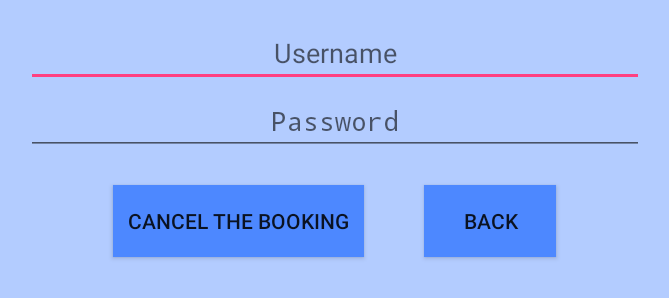
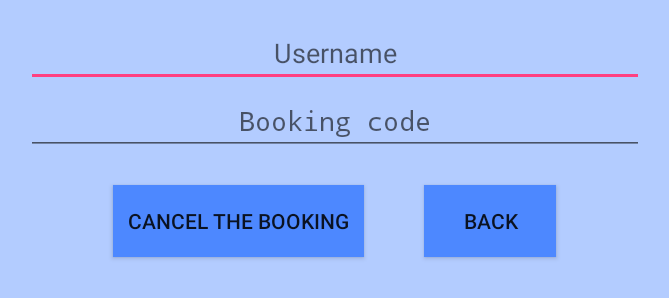
Before and after one commit to katemoksina/Table, an Android app: the CancelActivity screen opened directly, with no data from a screen before it, after a tap on "CANCEL THE BOOKING", on a phone screen of 824 x 412 dp (held sideways). Shown: the part 143-441 px from the top of the screen, without its empty margins (283-952 px from the left). Run offline under Robolectric (Android 15) with nearby library versions, the phone set to English and light mode, and no system bars; 1 statement that could not run was skipped.

Commit message:
minor bug fixes: red colour, booking code instead of password, optimised IP address changing

```diff
--- a/app/src/main/java/com/example/kate/table/BookingActivity.java
+++ b/app/src/main/java/com/example/kate/table/BookingActivity.java
@@ -70,7 +70,7 @@ public class BookingActivity extends Activity{
     }
 
     public void submitRecord(View view){
-        new PostDataTask().execute("http://10.173.19.96:3000/api/booking");
+        new PostDataTask().execute("http://"+TableActivity.currentIP+":3000/api/booking");
     }
 
     public void neverMind(View view){
--- a/app/src/main/java/com/example/kate/table/CancelActivity.java
+++ b/app/src/main/java/com/example/kate/table/CancelActivity.java
@@ -51,12 +51,12 @@ public class CancelActivity extends Activity {
 
     public void cancelData(View view){
         mPass = CancelActivity.this.mPassword.getText().toString();
-        String s = "http://10.173.19.96:3000/api/booking/" + mID;
+        String s = "http://"+TableActivity.currentIP+":3000/api/booking/" + mID;
         System.out.println(s);
         if (checkPassword(mPass,mHash)) {
             new DeleteDataTask().execute(s);
         } else {
-        Toast.makeText(CancelActivity.this, "Incorrect password", Toast.LENGTH_SHORT).show();
+        Toast.makeText(CancelActivity.this, "Incorrect booking code", Toast.LENGTH_SHORT).show();
     }
     }
 
--- a/app/src/main/java/com/example/kate/table/DetailsActivity.java
+++ b/app/src/main/java/com/example/kate/table/DetailsActivity.java
@@ -59,7 +59,7 @@ public class DetailsActivity  extends AppCompatActivity {
         mTimeSlot = getIntent().getStringExtra(EXTRA_TIME_SLOT);
 
         //make GET request
-        new GetDataTask().execute("http://10.173.19.96:3000/api/booking");
+        new GetDataTask().execute("http://"+TableActivity.currentIP+":3000/api/booking");
     }
 
     public void gotoTable(View view){
--- a/app/src/main/res/layout/activity_booking.xml
+++ b/app/src/main/res/layout/activity_booking.xml
@@ -83,7 +83,7 @@
         android:inputType="textPassword"
         android:ems="10"
         android:id="@+id/editTextPassword"
-        android:hint="@string/password"
+        android:hint="@string/booking_code"
         android:imeOptions="actionSend"
         android:gravity="top|center"/>
         <LinearLayout
--- a/app/src/main/res/layout/activity_cancel.xml
+++ b/app/src/main/res/layout/activity_cancel.xml
@@ -46,7 +46,7 @@
         android:inputType="textPassword"
         android:ems="10"
         android:id="@+id/password"
-        android:hint="@string/password"
+        android:hint="@string/booking_code"
         android:gravity="center_vertical|center"/>
         <LinearLayout
             android:orientation="horizontal"
--- a/app/src/main/res/values/strings.xml
+++ b/app/src/main/res/values/strings.xml
@@ -12,6 +12,7 @@
     <string name="enter_details">PLEASE ENTER YOUR DETAILS</string>
 
     <string name="room">Harrison 208</string>
+    <string name="booking_code">Booking code</string>
     <string name="jon">Jon Doe</string>
     <string name="password">Password</string>
     <string name="username">Username</string>
```
Also changed, not shown: app/src/main/java/com/example/kate/table/TableActivity.java (+5 -2 lines).
